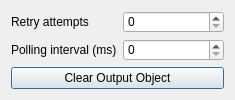
Above: src/Interface/Modules/Python/PythonObjectForwarder.ui from SCIInstitute/SCIRun before the change. Below: the same form after it.
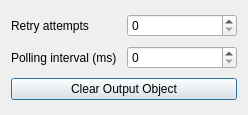
That is the form after the change.

The edit to the form file:
```diff
--- a/src/Interface/Modules/Python/PythonObjectForwarder.ui
+++ b/src/Interface/Modules/Python/PythonObjectForwarder.ui
@@ -6,14 +6,14 @@
    <rect>
     <x>0</x>
     <y>0</y>
-    <width>235</width>
-    <height>100</height>
+    <width>248</width>
+    <height>115</height>
    </rect>
   </property>
   <property name="minimumSize">
    <size>
-    <width>235</width>
-    <height>100</height>
+    <width>248</width>
+    <height>115</height>
    </size>
   </property>
   <property name="windowTitle">
```
